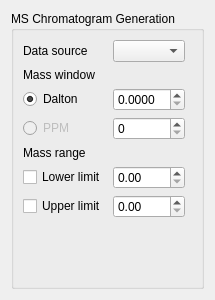
The window that src/libs/adwidgets/mschromatogramform.ui (qtplatz/qtplatz) describes before a commit, drawn with Qt 5.
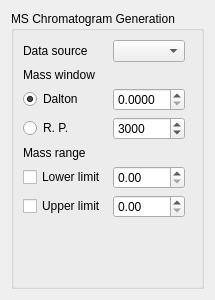
The same window after the commit.

What changed in the file:
```diff
--- a/src/libs/adwidgets/mschromatogramform.ui
+++ b/src/libs/adwidgets/mschromatogramform.ui
@@ -27,10 +27,10 @@
           <item row="3" column="0">
            <widget class="QRadioButton" name="radioButton_2">
             <property name="enabled">
-             <bool>false</bool>
+             <bool>true</bool>
             </property>
             <property name="text">
-             <string>PPM</string>
+             <string>R. P.</string>
             </property>
            </widget>
           </item>
@@ -71,7 +71,20 @@
            </widget>
           </item>
           <item row="3" column="1">
-           <widget class="QSpinBox" name="spinBox"/>
+           <widget class="QSpinBox" name="spinBox">
+            <property name="minimum">
+             <number>1000</number>
+            </property>
+            <property name="maximum">
+             <number>500000</number>
+            </property>
+            <property name="singleStep">
+             <number>1000</number>
+            </property>
+            <property name="value">
+             <number>3000</number>
+            </property>
+           </widget>
           </item>
           <item row="6" column="1">
            <widget class="QDoubleSpinBox" name="doubleSpinBox_3"/>
```
